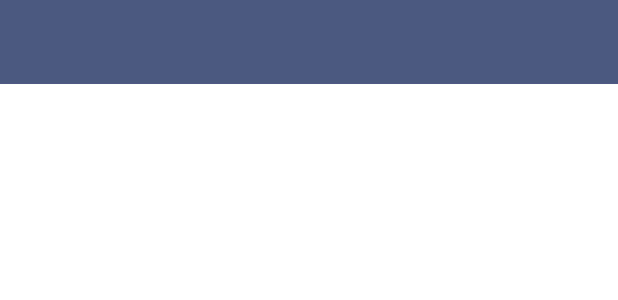
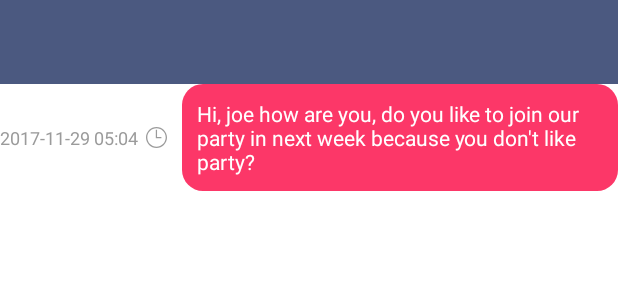
Before and after one commit to ccjy2181/2017CC2, an Android app: the layout activity_my_question.xml on its own in the app's theme, with its tools: preview values and no code run, on a phone screen of 412 x 824 dp. Shown: the top 300 px of the screen. Run offline under Robolectric (Android 15) with nearby library versions, the phone set to English and light mode, and no system bars.

Commit message:
Question 수정

```diff
--- a/app/src/main/java/kr/co/mapchat/MyQuestion.java
+++ b/app/src/main/java/kr/co/mapchat/MyQuestion.java
@@ -9,6 +9,9 @@ import android.view.MenuInflater;
 import android.view.View;
 import android.widget.Button;
 import android.widget.EditText;
+import android.widget.TextView;
+
+import org.w3c.dom.Text;
 
 import kr.co.mapchat.dto.MessageDTO;
 import kr.co.mapchat.recylcerchat.ChatData;
@@ -42,6 +45,7 @@ public class MyQuestion extends BaseActivity {
         mRecyclerView = (RecyclerView) findViewById(R.id.recyclerView);
         mRecyclerView.setHasFixedSize(true);
         mRecyclerView.setLayoutManager(new LinearLayoutManager(this));
+        setTitle("학생회관 줄 긴가요?", "2017-11-29 02:58");
         mAdapter = new ConversationRecyclerView(this,setData());
         mRecyclerView.setAdapter(mAdapter);
         mRecyclerView.postDelayed(new Runnable() {
@@ -57,12 +61,20 @@ public class MyQuestion extends BaseActivity {
         name = get_name;
     }
 
+    public void setTitle(String title, String time){
+        TextView tv_title = (TextView)findViewById(R.id.question_title);
+        TextView tv_time = (TextView)findViewById(R.id.question_time);
+
+        tv_title.setText(title);
+        tv_time.setText(time);
+    }
+
     public List<ChatData> setData(){
         List<ChatData> data = new ArrayList<>();
 
-        String text[] = {"학관 식당 좀 많이 긴가요??" , "네 아직 줄 길어요! 20분은 걸릴듯", "양식코너는 대기 별로 없어요. 대신 맛없음"};
-        String time[] = {"2017-11-29 02:58", "02:59", "03:01"};
-        String type[] = {"2","1","1"};
+        String text[] = {"네 아직 줄 길어요! 20분은 걸릴듯", "양식코너는 대기 별로 없어요. 대신 맛없음"};
+        String time[] = {"02:59", "03:01"};
+        String type[] = {"1","1"};
 
         for (int i=0; i<text.length; i++){
             ChatData item = new ChatData();
--- a/app/src/main/res/layout/content_my_question.xml
+++ b/app/src/main/res/layout/content_my_question.xml
@@ -4,7 +4,36 @@
     android:layout_width="match_parent"
     android:layout_height="match_parent"
     app:layout_behavior="@string/appbar_scrolling_view_behavior">
-
+    <LinearLayout
+        android:layout_width="wrap_content"
+        android:layout_height="wrap_content"
+        android:gravity="center_vertical"
+        android:orientation="horizontal"
+        android:layout_alignParentRight="true">
+        <TextView
+            android:id="@+id/question_time"
+            android:layout_marginRight="@dimen/space10"
+            android:layout_width="wrap_content"
+            android:layout_height="wrap_content"
+            android:drawablePadding="@dimen/space5"
+            android:drawableRight="@drawable/ic_clock"
+            android:text="2017-11-29 05:04"
+            android:textColor="@color/colorTextInfo"
+            android:textSize="@dimen/h4"
+            android:textAppearance="@style/ExtraLight"/>
+        <TextView
+            android:id="@+id/question_title"
+            android:layout_width="wrap_content"
+            android:layout_height="wrap_content"
+            android:padding="@dimen/space10"
+            android:text="Hi, joe how are you, do you like to join our party in next week because you don't like party?"
+            android:textColor="@android:color/white"
+            android:textSize="@dimen/h3"
+            android:layout_alignParentRight="true"
+            android:layout_alignParentEnd="true"
+            android:textAppearance="@style/Light"
+            android:background="@drawable/bg_chat_me"/>
+    </LinearLayout>
     <android.support.v7.widget.RecyclerView
         android:id="@+id/recyclerView"
         android:layout_width="match_parent"
```
